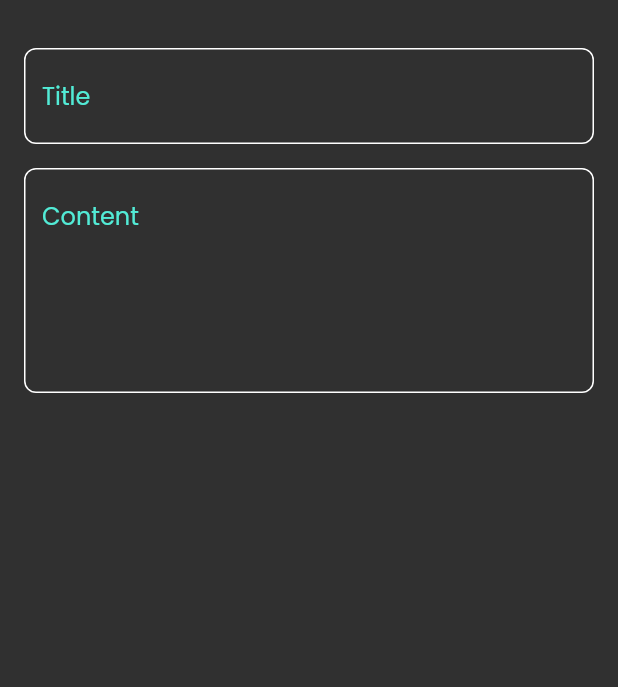
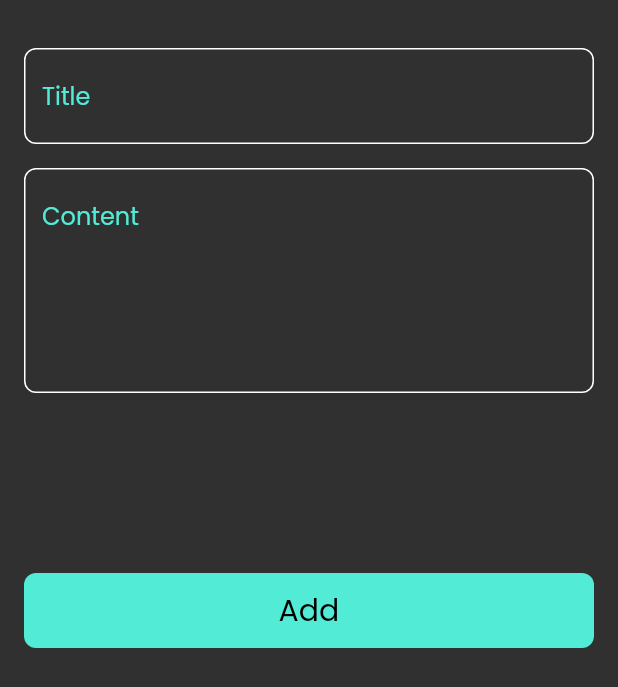
Before and after one commit to YNinja1/note_app, a Flutter app: the AddNoteBottomSheet widget shown alone on an empty page, opened directly, on a phone screen of 412 x 824 dp. Shown: the top 687 px of the screen. Run offline on Flutter 3.47's test engine with Material 3 defaults, Android fonts, the phone set to English and light mode, and no system bars; our stand-ins replace font_awesome_flutter.

Commit message:
adding customButton to NotesBottomSheet finishing notesBottomSheet

```diff
--- a/lib/widgets/add_note_bottom_sheet.dart
+++ b/lib/widgets/add_note_bottom_sheet.dart
@@ -1,4 +1,5 @@
 import 'package:flutter/material.dart';
+import 'package:note_app/widgets/custom_button.dart';
 import 'package:note_app/widgets/custom_text_field.dart';
 
 class AddNoteBottomSheet extends StatelessWidget {
@@ -6,7 +7,8 @@ class AddNoteBottomSheet extends StatelessWidget {
 
   @override
   Widget build(BuildContext context) {
-    return const Padding(
+    return const SingleChildScrollView(
+      child:  Padding(
         padding: EdgeInsets.all(16),
         child: Column(
           children: [
@@ -23,7 +25,15 @@ class AddNoteBottomSheet extends StatelessWidget {
               hint: 'Content',
               maxLines: 5,
             ),
+            SizedBox(
+              height: 120,
+            ),
+            CustomButton(),
+            SizedBox(
+              height: 16,
+            ),
           ],
+        ),
       ),
     );
   }
--- /dev/null
+++ b/lib/widgets/custom_button.dart
@@ -0,0 +1,22 @@
+import 'package:flutter/material.dart';
+import 'package:note_app/constants.dart';
+
+class CustomButton extends StatelessWidget {
+  const CustomButton({super.key});
+
+  @override
+  Widget build(BuildContext context) {
+    return Container(
+      decoration: BoxDecoration(
+          color: kPrimaryColor, borderRadius: BorderRadius.circular(8)),
+      height: 50,
+      width: MediaQuery.of(context).size.width,
+      child: const Center(
+          child: Text(
+        'Add',
+        style: TextStyle(
+            color: Colors.black, fontSize: 20, fontWeight: FontWeight.w500),
+      )),
+    );
+  }
+}
```
Also changed, not shown: 1 other file. Lines whose indentation alone changed are shown as unchanged.
